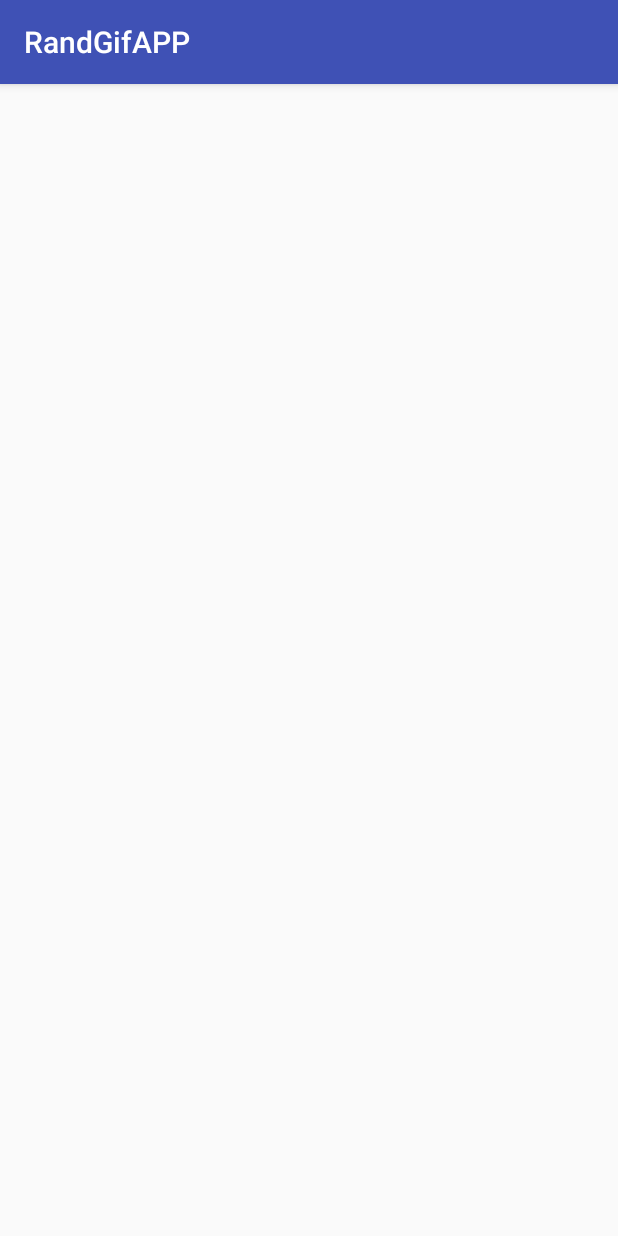
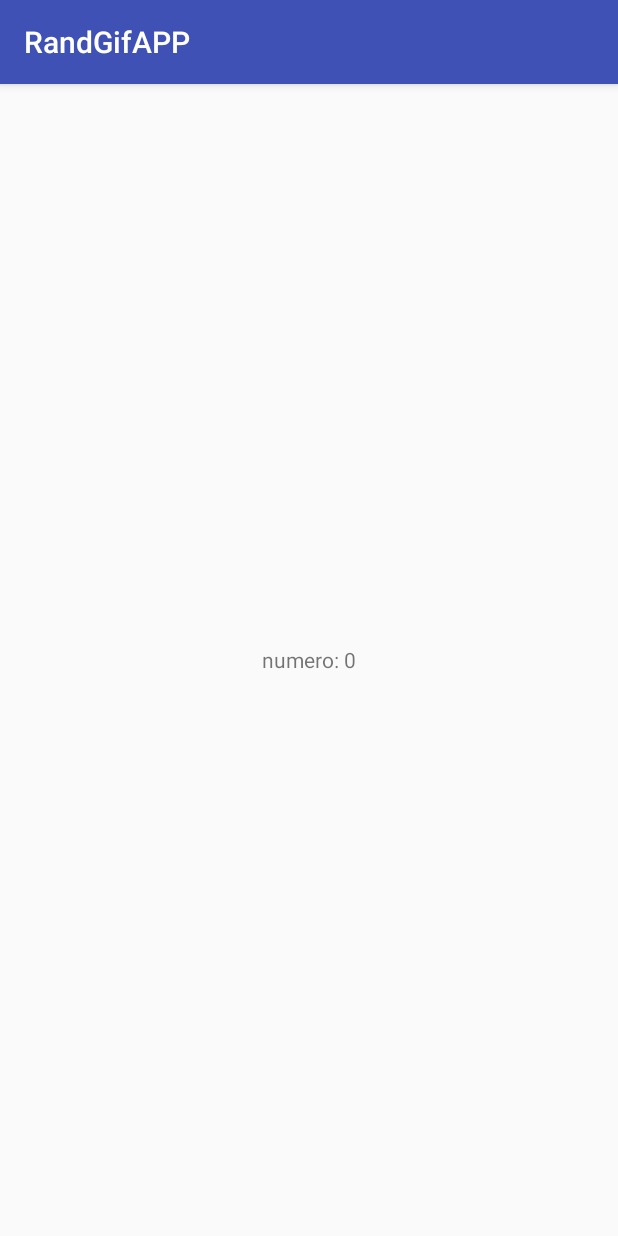
Before and after one commit to hfierroprog/RandGIFAPP, an Android app: the screen it shows after launch (MainActivity), on a phone screen of 412 x 824 dp. Run offline under Robolectric (Android 15) with nearby library versions, the phone set to English and light mode, and no system bars.

Commit message:
Se agrega fragment PageFragment
Este fragment se encarga de mostrar lo que uno desea de forma dinamica

```diff
--- a/app/src/main/java/com/hfierroprog/randgifapp/MainActivity.java
+++ b/app/src/main/java/com/hfierroprog/randgifapp/MainActivity.java
@@ -1,14 +1,22 @@
 package com.hfierroprog.randgifapp;
 
+import android.support.v4.view.ViewPager;
 import android.support.v7.app.AppCompatActivity;
 import android.os.Bundle;
 
 public class MainActivity extends AppCompatActivity {
+
+    private ViewPager viewPager;
 
     @Override
     protected void onCreate(Bundle savedInstanceState) {
         super.onCreate(savedInstanceState);
         setContentView(R.layout.activity_main);
 
+        viewPager = (ViewPager) findViewById(R.id.viewpager);
+
+        SwipeAdapter swipeAdapter = new SwipeAdapter(getSupportFragmentManager());
+
+        viewPager.setAdapter(swipeAdapter);
     }
 }
--- /dev/null
+++ b/app/src/main/java/com/hfierroprog/randgifapp/PageFragment.java
@@ -0,0 +1,27 @@
+package com.hfierroprog.randgifapp;
+
+import android.os.Bundle;
+import android.view.LayoutInflater;
+import android.view.View;
+import android.view.ViewGroup;
+import android.widget.TextView;
+
+
+public class PageFragment extends android.support.v4.app.Fragment{
+
+    @Override
+    public View onCreateView(LayoutInflater inflater, ViewGroup container, Bundle savedInstanceState)
+    {
+        View view = inflater.inflate(R.layout.page_fragment_layout, container, false);
+
+        TextView txtEdit = (TextView) view.findViewById(R.id.txtEdit);
+
+        Bundle bundle = getArguments();
+
+        int pos = bundle.getInt("count");
+
+        txtEdit.setText("numero: "+pos);
+
+        return view;
+    }
+}
--- a/app/src/main/java/com/hfierroprog/randgifapp/SwipeAdapter.java
+++ b/app/src/main/java/com/hfierroprog/randgifapp/SwipeAdapter.java
@@ -14,7 +14,7 @@ public class SwipeAdapter extends FragmentStatePagerAdapter{
 
     @Override
     public Fragment getItem(int position) {
-        Fragment fragment = new Fragment();
+        Fragment fragment = new PageFragment();
         //Mandamos la posicion mediante bundle
         Bundle bundle = new Bundle();
         bundle.putInt("count",position);
--- /dev/null
+++ b/app/src/main/res/layout/page_fragment_layout.xml
@@ -0,0 +1,16 @@
+<?xml version="1.0" encoding="utf-8"?>
+<FrameLayout
+    xmlns:android="http://schemas.android.com/apk/res/android"
+    android:layout_width="match_parent"
+    android:layout_height="match_parent"
+    android:padding="16dp"
+    >
+
+    <TextView
+        android:layout_width="wrap_content"
+        android:layout_height="wrap_content"
+        android:id="@+id/txtEdit"
+        android:layout_gravity="center"
+        ></TextView>
+
+</FrameLayout>
```
